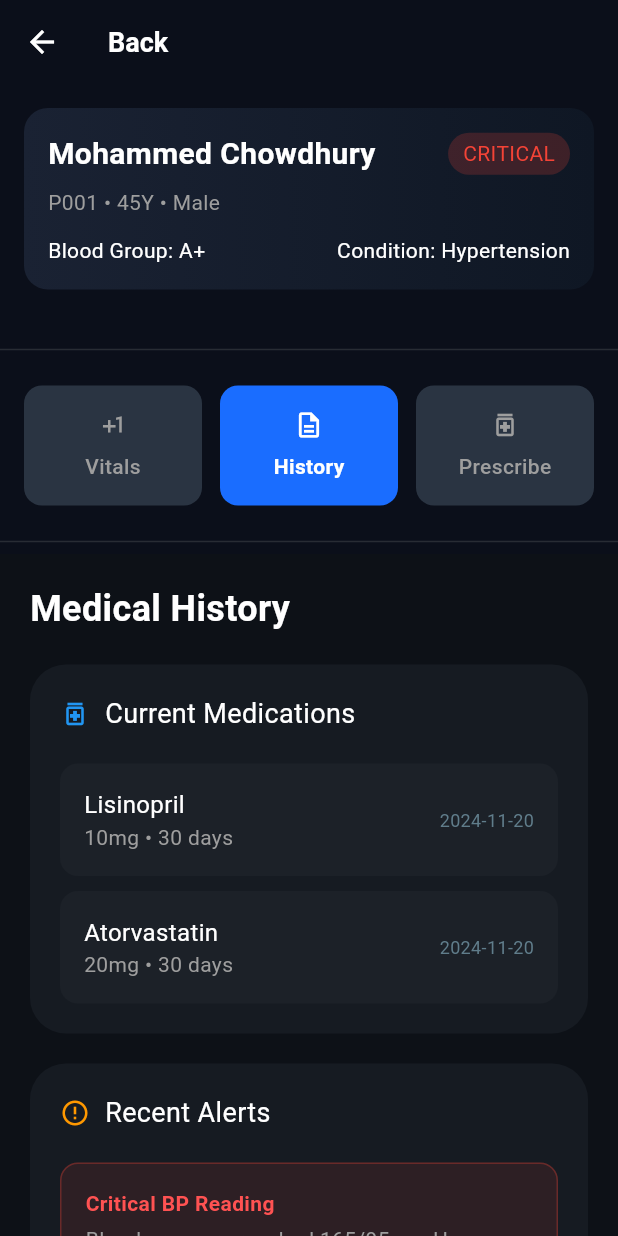
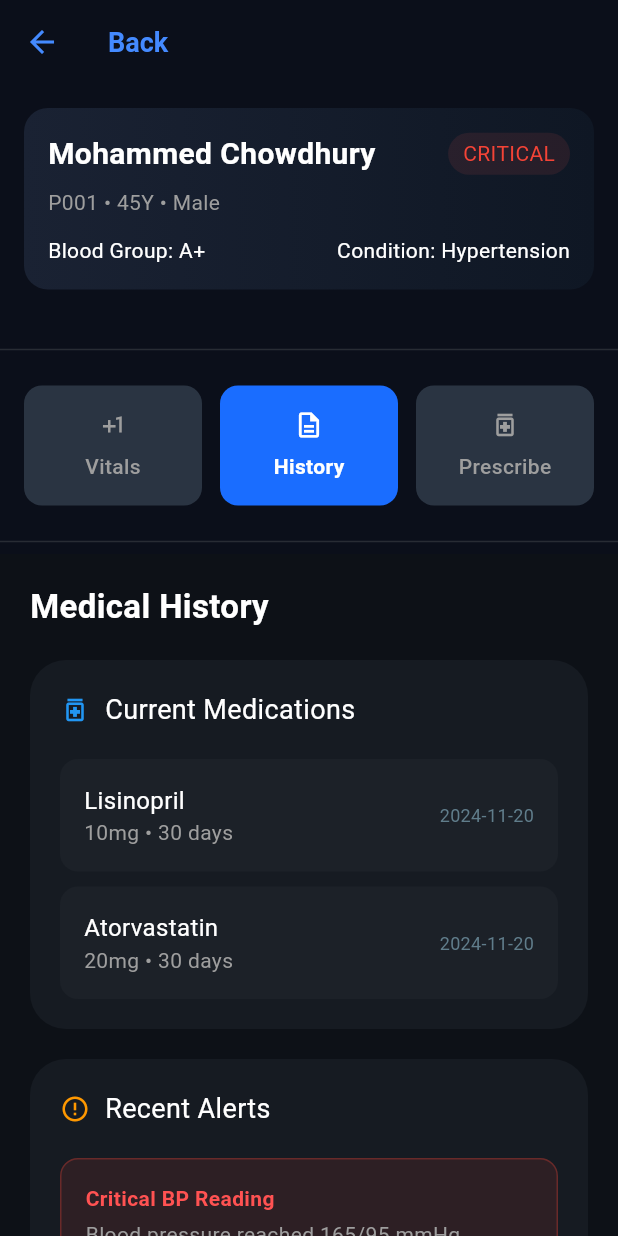
Before and after one commit to md-ruhulamin/bask_flock_proximity_app, a Flutter app: the PatientProfileScreen screen opened directly, after a tap on "History", on a phone screen of 412 x 824 dp. Run offline on Flutter 3.47's test engine with Material 3 defaults, Android fonts, the phone set to English and light mode, and no system bars; our stand-ins replace flutter_bloc, geolocator.

Commit message:
completed demo screens

```diff
--- a/lib/flock_event.dart
+++ b/lib/bloc/flock_feed_event.dart
@@ -1,4 +1,4 @@
-import 'package:bask_flock_proximity_app/member.dart';
+import 'package:bask_flock_proximity_app/models/member.dart';
 
 abstract class FlockEvent {}
 
@@ -12,7 +12,7 @@ class LocationUpdated extends FlockEvent {
 }
 
 class FilterByType extends FlockEvent {
-  final MemberType? type; // null = show all
+  final MemberType? type;
 
   FilterByType(this.type);
 }
--- a/lib/flock_state.dart
+++ b/lib/bloc/flock_feed_state.dart
@@ -1,5 +1,5 @@
 
-import 'package:bask_flock_proximity_app/member.dart';
+import 'package:bask_flock_proximity_app/models/member.dart';
 
 abstract class FlockState {}
 
--- a/lib/member_profile_screen.dart
+++ b/lib/screens/member_profile_screen.dart
@@ -1,6 +1,6 @@
-import 'package:bask_flock_proximity_app/medical_history.dart';
-import 'package:bask_flock_proximity_app/prescribe.dart';
-import 'package:flutter/material.dart';
+import 'package:bask_flock_proximity_app/screens/widget/medical_history.dart';
+import 'package:bask_flock_proximity_app/screens/widget/prescribe.dart';
+import 'package:bask_flock_proximity_app/theme/medical_theme.dart';
 import 'package:flutter/material.dart';
 
 class PatientProfileScreen extends StatefulWidget {
@@ -35,13 +35,14 @@ class _PatientProfileScreenState extends State<PatientProfileScreen>
 
   @override
   Widget build(BuildContext context) {
-    return Scaffold(
+    return SafeArea(
+      child: Scaffold(
         backgroundColor: const Color(0xFF0B0F1A),
         appBar: AppBar(
           backgroundColor: Colors.transparent,
           elevation: 0,
-        leading: const BackButton(color: Colors.white),
-        title: const Text("Back", style: TextStyle(color: Colors.white)),
+          leading: const BackButton(color: Colors.blueAccent),
+          title: const Text("Back", style: TextStyle(color: Colors.blueAccent)),
         ),
         body: Column(
           children: [
@@ -57,18 +58,18 @@ class _PatientProfileScreenState extends State<PatientProfileScreen>
             const SizedBox(height: 16),
             Divider(color: Colors.grey.withOpacity(0.2)),
 
-
             Expanded(
               child: TabBarView(
                 controller: _tabController,
                 children: const [
                   VitalsTab(),
                   MedicalDashboard(),
-               MedicalDetailsPage()
+                  MedicalDetailsPage(),
                 ],
               ),
             ),
           ],
+        ),
       ),
     );
   }
@@ -88,11 +89,11 @@ class _PatientProfileScreenState extends State<PatientProfileScreen>
         children: [
           Row(
             children: [
-              const Expanded(
+               Expanded(
                 child: Text(
                   "Mohammed Chowdhury",
                   style: TextStyle(
-                    color: Colors.white,
+                    color: Theme.of(context).textTheme.headlineMedium?.color ?? Colors.white  ,
                     fontSize: 20,
                     fontWeight: FontWeight.bold,
                   ),
@@ -107,11 +108,11 @@ class _PatientProfileScreenState extends State<PatientProfileScreen>
 
           Row(
             mainAxisAlignment: MainAxisAlignment.spaceBetween,
-            children: const [
-              Text("Blood Group: A+", style: TextStyle(color: Colors.white)),
+            children:  [
+              Text("Blood Group: A+", style: TextStyle(color:  Theme.of(context).textTheme.headlineMedium?.color ?? Colors.white  )),
               Text(
                 "Condition: Hypertension",
-                style: TextStyle(color: Colors.white),
+                style: TextStyle(color: Theme.of(context).textTheme.headlineMedium?.color ?? Colors.white  ),
               ),
             ],
           ),
@@ -124,7 +125,7 @@ class _PatientProfileScreenState extends State<PatientProfileScreen>
     return Container(
       padding: const EdgeInsets.symmetric(horizontal: 10, vertical: 4),
       decoration: BoxDecoration(
-        color: Colors.red.withOpacity(.2),
+        color:MedicalTheme.accentRed.withOpacity(0.1) ,
         borderRadius: BorderRadius.circular(20),
       ),
       child: const Text("CRITICAL", style: TextStyle(color: Colors.red)),
@@ -201,7 +202,11 @@ class VitalsTab extends StatelessWidget {
           children: [
             const Text(
               "Vital Signs History",
-              style: TextStyle(color: Colors.white, fontSize: 18),
+              style: TextStyle(
+                color: Colors.white,
+                fontSize: 22,
+                fontWeight: FontWeight.bold,
+              ),
             ),
             Icon(Icons.history, color: Colors.grey.withOpacity(0.5)),
           ],
--- a/lib/medical_history.dart
+++ b/lib/screens/widget/medical_history.dart
@@ -1,5 +1,4 @@
 import 'package:flutter/material.dart';
-
 
 class MedicalDashboard extends StatelessWidget {
   const MedicalDashboard({super.key});
@@ -8,7 +7,6 @@ class MedicalDashboard extends StatelessWidget {
   Widget build(BuildContext context) {
     const bgColor = Color(0xFF0D1117);
     const surfaceColor = Color(0xFF161B22);
-    const cardColor = Color(0xFF21262D);
 
     return Scaffold(
       backgroundColor: bgColor,
@@ -19,28 +17,37 @@ class MedicalDashboard extends StatelessWidget {
           children: [
             const Text(
               "Medical History",
-              style: TextStyle(color: Colors.white, fontSize: 24, fontWeight: FontWeight.bold),
+              style: TextStyle(
+                color: Colors.white,
+                fontSize: 22,
+                fontWeight: FontWeight.bold,
+              ),
             ),
             const SizedBox(height: 20),
 
-
-            // --- Current Medications Panel ---
             _buildSectionContainer(
               surfaceColor,
               icon: Icons.medication_outlined,
               title: "Current Medications",
               child: Column(
                 children: [
-                  _buildMedicationTile("Lisinopril", "10mg • 30 days", "2024-11-20"),
+                  _buildMedicationTile(
+                    "Lisinopril",
+                    "10mg • 30 days",
+                    "2024-11-20",
+                  ),
                   const SizedBox(height: 10),
-                  _buildMedicationTile("Atorvastatin", "20mg • 30 days", "2024-11-20"),
+                  _buildMedicationTile(
+                    "Atorvastatin",
+                    "20mg • 30 days",
+                    "2024-11-20",
+                  ),
                 ],
               ),
             ),
 
             const SizedBox(height: 20),
 
-            // --- Recent Alerts Panel ---
             _buildSectionContainer(
               surfaceColor,
               icon: Icons.error_outline,
@@ -57,11 +64,23 @@ class MedicalDashboard extends StatelessWidget {
                 child: Column(
                   crossAxisAlignment: CrossAxisAlignment.start,
                   children: const [
-                    Text("Critical BP Reading", style: TextStyle(color: Colors.redAccent, fontWeight: FontWeight.bold)),
+                    Text(
+                      "Critical BP Reading",
+                      style: TextStyle(
+                        color: Colors.redAccent,
+                        fontWeight: FontWeight.bold,
+                      ),
+                    ),
                     SizedBox(height: 4),
-                    Text("Blood pressure reached 165/95 mmHg", style: TextStyle(color: Colors.grey)),
+                    Text(
+                      "Blood pressure reached 165/95 mmHg",
+                      style: TextStyle(color: Colors.grey),
+                    ),
                     SizedBox(height: 8),
-                    Text("Today at 14:30", style: TextStyle(color: Colors.blueGrey, fontSize: 12)),
+                    Text(
+                      "Today at 14:30",
+                      style: TextStyle(color: Colors.blueGrey, fontSize: 12),
+                    ),
                   ],
                 ),
               ),
@@ -72,19 +91,29 @@ class MedicalDashboard extends StatelessWidget {
     );
   }
 
-
-
-  Widget _buildSectionContainer(Color color, {required IconData icon, Color iconColor = Colors.blue, required String title, required Widget child}) {
+  Widget _buildSectionContainer(
+    Color color, {
+    required IconData icon,
+    Color iconColor = Colors.blue,
+    required String title,
+    required Widget child,
+  }) {
     return Container(
       padding: const EdgeInsets.all(20),
-      decoration: BoxDecoration(color: color, borderRadius: BorderRadius.circular(24)),
+      decoration: BoxDecoration(
+        color: color,
+        borderRadius: BorderRadius.circular(24),
+      ),
       child: Column(
         children: [
           Row(
             children: [
               Icon(icon, color: iconColor, size: 20),
               const SizedBox(width: 10),
-              Text(title, style: const TextStyle(color: Colors.white, fontSize: 18)),
+              Text(
+                title,
+                style: const TextStyle(color: Colors.white, fontSize: 18),
+              ),
             ],
           ),
           const SizedBox(height: 20),
@@ -97,28 +126,32 @@ class MedicalDashboard extends StatelessWidget {
   Widget _buildMedicationTile(String name, String dose, String date) {
     return Container(
       padding: const EdgeInsets.all(16),
-      decoration: BoxDecoration(color: const Color(0xFF21262D).withOpacity(0.5), borderRadius: BorderRadius.circular(12)),
+      decoration: BoxDecoration(
+        color: const Color(0xFF21262D).withOpacity(0.5),
+        borderRadius: BorderRadius.circular(12),
+      ),
       child: Row(
         mainAxisAlignment: MainAxisAlignment.spaceBetween,
         children: [
           Column(
             crossAxisAlignment: CrossAxisAlignment.start,
             children: [
-              Text(name, style: const TextStyle(color: Colors.white, fontSize: 16)),
-              Text(dose, style: const TextStyle(color: Colors.grey, fontSize: 14)),
+              Text(
+                name,
+                style: const TextStyle(color: Colors.white, fontSize: 16),
+              ),
+              Text(
+                dose,
+                style: const TextStyle(color: Colors.grey, fontSize: 14),
+              ),
             ],
           ),
-          Text(date, style: const TextStyle(color: Colors.blueGrey, fontSize: 12)),
+          Text(
+            date,
+            style: const TextStyle(color: Colors.blueGrey, fontSize: 12),
+          ),
         ],
       ),
     );
   }
-
-  Widget _buildWarningBadge() {
-    return Container(
-      padding: const EdgeInsets.symmetric(horizontal: 10, vertical: 4),
-      decoration: BoxDecoration(color: Colors.orange.withOpacity(0.1), borderRadius: BorderRadius.circular(20)),
-      child: const Text("WARNING", style: TextStyle(color: Colors.orange, fontSize: 12, fontWeight: FontWeight.bold)),
-    );
-  }
 }
```
Also changed, not shown: lib/bloc/floc_feed_bloc.dart (renamed from lib/flock_bloc.dart, +55 -20 lines), lib/main.dart (+4 -4 lines), lib/screens/doctors_profile.dart (added, +289 -0 lines), lib/screens/flock_feed_screen.dart (renamed from lib/flock_feed_screen.dart, +18 -6 lines), lib/models/member.dart (renamed from lib/member.dart), lib/screens/widget/prescribe.dart (renamed from lib/prescribe.dart), lib/services/location_service.dart (renamed from lib/location_service.dart). Lines whose indentation alone changed are shown as unchanged.
